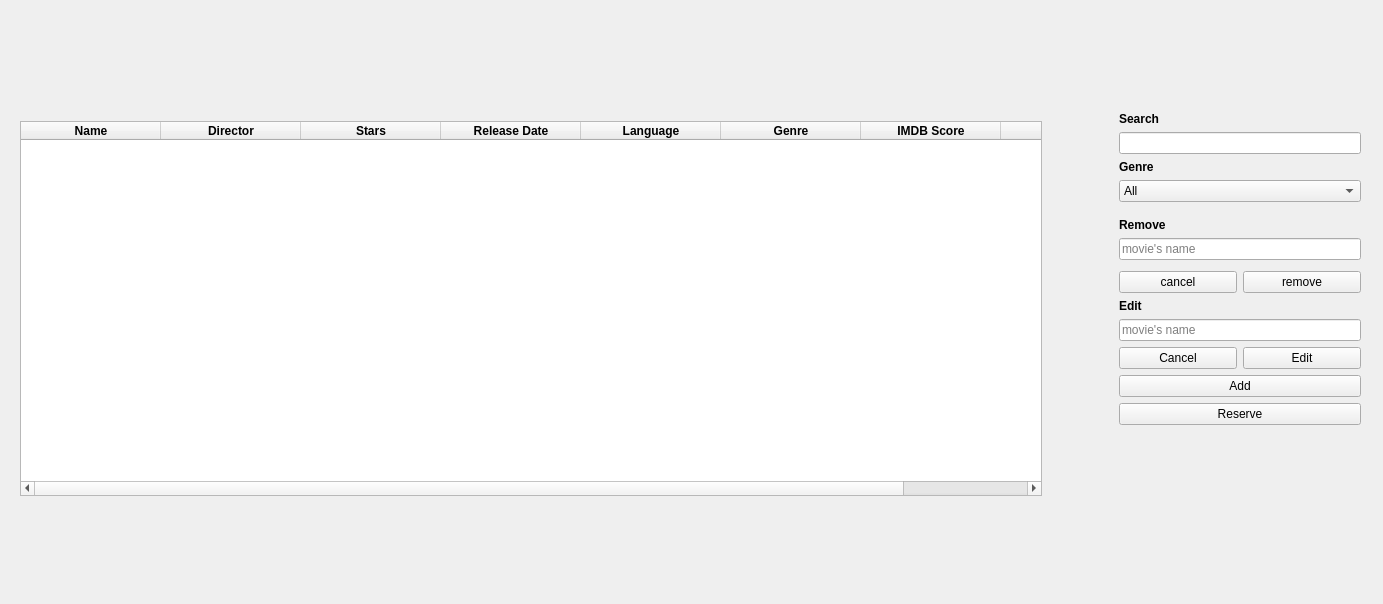
First picture: the form in home.ui, repository EotDc35F/project, before the edit.
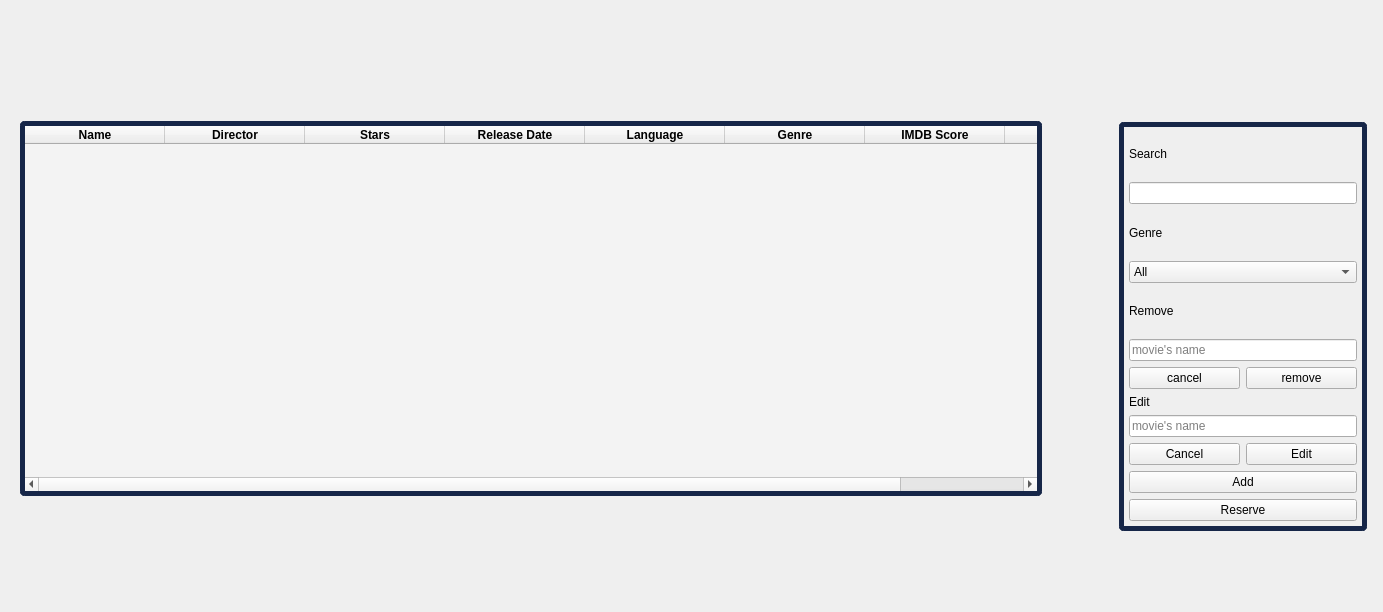
Second picture: the form after the edit. Icons and pictures are not drawn.

What changed in the file:
```diff
--- a/home.ui
+++ b/home.ui
@@ -7,7 +7,7 @@
     <x>0</x>
     <y>0</y>
     <width>1383</width>
-    <height>604</height>
+    <height>612</height>
    </rect>
   </property>
   <property name="sizePolicy">
@@ -23,6 +23,49 @@
    <string notr="true">#close:hover
 {
 background-color:rgb(177, 0, 0);
+}
+#home
+{
+background:url(:/image/2.jpg);
+}
+#add:hover
+{
+background-color:rgb(166, 224, 255)
+}
+#reserve:hover
+{
+background-color:rgb(166, 224, 255)
+}
+#pushButton:hover
+{
+background-color:rgb(166, 224, 255);
+}
+#cancel:hover
+{
+background-color:rgb(166, 224, 255);
+}
+#remove:hover
+{
+background-color:rgb(166, 224, 255);
+}
+#edit:hover
+{
+background-color:rgb(166, 224, 255);
+}
+#comboBox:hover
+{
+background-color:rgb(166, 224, 255);
+}
+#main
+{
+border:5px solid rgb(22, 38, 72);
+border-radius:5px;
+}
+#tableWidget
+{
+border:5px solid rgb(22, 38, 72);
+border-radius:5px;
+background-color:rgb(243, 243, 243)
 }</string>
   </property>
   <layout class="QVBoxLayout" name="verticalLayout_5">
@@ -162,8 +205,7 @@
            <bool>false</bool>
           </property>
           <property name="styleSheet">
-           <string notr="true">
-</string>
+           <string notr="true"/>
           </property>
           <property name="inputMethodHints">
            <set>Qt::ImhNone</set>
@@ -195,6 +237,9 @@
           <property name="showGrid">
            <bool>true</bool>
           </property>
+          <property name="gridStyle">
+           <enum>Qt::SolidLine</enum>
+          </property>
           <property name="sortingEnabled">
            <bool>true</bool>
           </property>
@@ -354,33 +399,49 @@
      </item>
      <item>
       <widget class="QWidget" name="widget" native="true">
+       <property name="styleSheet">
+        <string notr="true"/>
+       </property>
        <layout class="QVBoxLayout" name="verticalLayout_6">
         <property name="leftMargin">
          <number>1</number>
         </property>
         <property name="topMargin">
-         <number>0</number>
+         <number>10</number>
         </property>
         <property name="rightMargin">
-         <number>1</number>
+         <number>5</number>
         </property>
         <property name="bottomMargin">
          <number>0</number>
         </property>
         <item>
+         <widget class="QWidget" name="main" native="true">
          <layout class="QVBoxLayout" name="verticalLayout_2">
+           <property name="leftMargin">
+            <number>10</number>
+           </property>
           <property name="topMargin">
-           <number>0</number>
+            <number>10</number>
+           </property>
+           <property name="rightMargin">
+            <number>10</number>
           </property>
           <property name="bottomMargin">
+            <number>10</number>
+           </property>
+           <item>
+            <layout class="QVBoxLayout" name="verticalLayout">
+             <property name="topMargin">
            <number>0</number>
           </property>
           <item>
            <widget class="QLabel" name="label">
             <property name="font">
              <font>
-              <weight>75</weight>
-              <bold>true</bold>
+                 <pointsize>9</pointsize>
+                 <weight>50</weight>
+                 <bold>false</bold>
              </font>
             </property>
             <property name="text">
@@ -392,16 +453,12 @@
            </widget>
           </item>
           <item>
-           <widget class="QLineEdit" name="lineEdit"/>
-          </item>
-          <item>
-           <layout class="QHBoxLayout" name="horizontalLayout_4">
-            <property name="topMargin">
-             <number>0</number>
-            </property>
-            <property name="bottomMargin">
-             <number>0</number>
-            </property>
+              <widget class="QLineEdit" name="lineEdit">
+               <property name="styleSheet">
+                <string notr="true"/>
+               </property>
+              </widget>
+             </item>
            </layout>
           </item>
           <item>
@@ -416,8 +473,9 @@
              <widget class="QLabel" name="label_2">
               <property name="font">
                <font>
-                <weight>75</weight>
-                <bold>true</bold>
+                 <pointsize>9</pointsize>
+                 <weight>50</weight>
+                 <bold>false</bold>
                </font>
               </property>
               <property name="text">
@@ -482,22 +540,6 @@
               </item>
              </widget>
             </item>
-            <item>
-             <spacer name="verticalSpacer_5">
-              <property name="orientation">
-               <enum>Qt::Vertical</enum>
-              </property>
-              <property name="sizeType">
-               <enum>QSizePolicy::Fixed</enum>
-              </property>
-              <property name="sizeHint" stdset="0">
-               <size>
-                <width>20</width>
-                <height>10</height>
-               </size>
-              </property>
-             </spacer>
-            </item>
            </layout>
           </item>
           <item>
@@ -512,8 +554,9 @@
              <widget class="QLabel" name="label_3">
               <property name="font">
                <font>
-                <weight>75</weight>
-                <bold>true</bold>
+                 <pointsize>9</pointsize>
+                 <weight>50</weight>
+                 <bold>false</bold>
                </font>
               </property>
               <property name="text">
@@ -532,6 +575,9 @@
               <property name="accessibleDescription">
                <string/>
               </property>
+               <property name="styleSheet">
+                <string notr="true"/>
+               </property>
               <property name="inputMethodHints">
                <set>Qt::ImhNone</set>
               </property>
@@ -548,22 +594,6 @@
             </item>
            </layout>
           </item>
-          <item>
-           <spacer name="verticalSpacer_10">
-            <property name="orientation">
-             <enum>Qt::Vertical</enum>
-            </property>
-            <property name="sizeType">
-             <enum>QSizePolicy::Fixed</enum>
-            </property>
-            <property name="sizeHint" stdset="0">
-             <size>
-              <width>20</width>
-              <height>5</height>
-             </size>
-            </property>
-           </spacer>
-          </item>
           <item>
            <layout class="QHBoxLayout" name="horizontalLayout_6">
             <property name="topMargin">
@@ -602,6 +632,13 @@
             <property name="topMargin">
              <number>0</number>
             </property>
+             <item row="1" column="0">
+              <widget class="QLineEdit" name="ledit">
+               <property name="placeholderText">
+                <string>movie's name</string>
+               </property>
+              </widget>
+             </item>
             <item row="4" column="0">
              <widget class="QPushButton" name="reserve">
               <property name="styleSheet">
@@ -619,8 +656,9 @@
              <widget class="QLabel" name="label_4">
               <property name="font">
                <font>
-                <weight>75</weight>
-                <bold>true</bold>
+                 <pointsize>9</pointsize>
+                 <weight>50</weight>
+                 <bold>false</bold>
                </font>
               </property>
               <property name="text">
@@ -631,26 +669,6 @@
               </property>
              </widget>
             </item>
-            <item row="3" column="0">
-             <widget class="QPushButton" name="add">
-              <property name="styleSheet">
-               <string notr="true">font: 9pt &quot;MS Shell Dlg 2&quot;;</string>
-              </property>
-              <property name="text">
-               <string>Add</string>
-              </property>
-              <property name="autoDefault">
-               <bool>false</bool>
-              </property>
-             </widget>
-            </item>
-            <item row="1" column="0">
-             <widget class="QLineEdit" name="ledit">
-              <property name="placeholderText">
-               <string>movie's name</string>
-              </property>
-             </widget>
-            </item>
             <item row="2" column="0">
              <layout class="QHBoxLayout" name="horizontalLayout_2">
               <property name="topMargin">
@@ -684,41 +702,43 @@
               </item>
              </layout>
             </item>
-           </layout>
+             <item row="3" column="0">
+              <widget class="QPushButton" name="add">
+               <property name="styleSheet">
+                <string notr="true">font: 9pt &quot;MS Shell Dlg 2&quot;;
+</string>
+               </property>
+               <property name="text">
+                <string>Add</string>
+               </property>
+               <property name="autoDefault">
+                <bool>false</bool>
+               </property>
+              </widget>
+             </item>
+            </layout>
+           </item>
+          </layout>
+         </widget>
           </item>
           <item>
            <spacer name="verticalSpacer_3">
             <property name="orientation">
              <enum>Qt::Vertical</enum>
             </property>
-            <property name="sizeHint" stdset="0">
-             <size>
-              <width>20</width>
-              <height>40</height>
-             </size>
-            </property>
-           </spacer>
-          </item>
-         </layout>
-        </item>
-       </layout>
-      </widget>
-     </item>
-     <item>
-      <spacer name="horizontalSpacer_3">
-       <property name="orientation">
-        <enum>Qt::Horizontal</enum>
-       </property>
        <property name="sizeType">
         <enum>QSizePolicy::Fixed</enum>
        </property>
        <property name="sizeHint" stdset="0">
         <size>
-         <width>10</width>
-         <height>20</height>
+            <width>20</width>
+            <height>50</height>
         </size>
        </property>
       </spacer>
+        </item>
+       </layout>
+      </widget>
      </item>
     </layout>
    </item>
```
Lines whose indentation alone changed are shown as unchanged.
